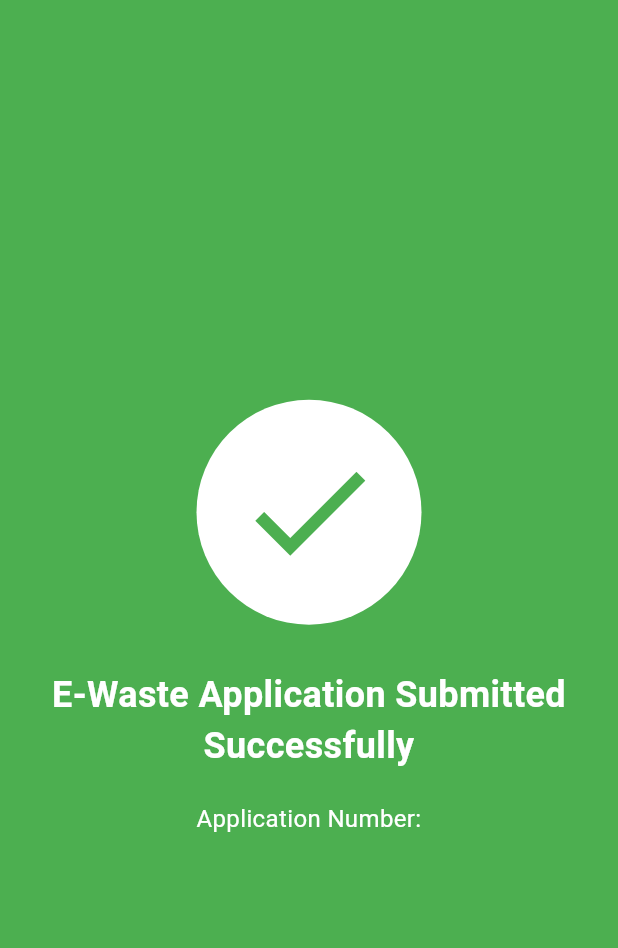
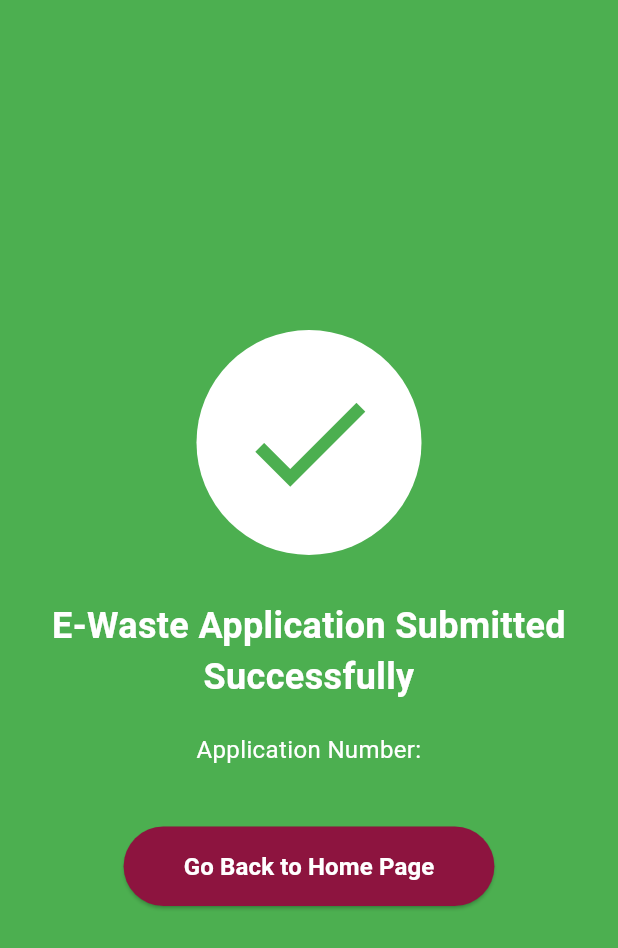
Before and after one commit to pulkitniua/upyog-mobile-app-practice, a Flutter app: the SuccessScreen screen opened directly with empty values, on a phone screen of 412 x 824 dp. Shown: the top 948 px of the screen. Run offline on Flutter 3.47's test engine with Material 3 defaults, Android fonts, the light colour scheme and no system bars; our stand-ins replace dio, flutter_secure_storage, image_picker, shared_preferences; missing offline and left inert: flutter_gradient_text; accounts and stored records are empty; network calls fail.

Commit message:
Added back button in success screen

```diff
--- a/lib/widgets/modules/e_waste/success_screen.dart
+++ b/lib/widgets/modules/e_waste/success_screen.dart
@@ -1,4 +1,5 @@
 import 'package:flutter/material.dart';
+import 'package:upyog/widgets/modules/e_waste/product_details.dart';
 
 class SuccessScreen extends StatelessWidget {
   final String requestId;
@@ -51,6 +52,28 @@ class SuccessScreen extends StatelessWidget {
                       fontWeight: FontWeight.w400,
                     ),
                   ),
+
+                  const SizedBox(height: 40),
+                  ElevatedButton(
+                    onPressed: () {
+                      Navigator.push(context, MaterialPageRoute(builder: (context)=> const ProductDetails()));
+                    },
+                    style: ElevatedButton.styleFrom(
+                      backgroundColor: const Color(0xFF8D143F),
+
+                      padding: const EdgeInsets.symmetric(
+                        horizontal: 40,
+                        vertical: 15,
+                      ),
+                      shape: RoundedRectangleBorder(
+                        borderRadius: BorderRadius.circular(30),
+                      ),
+                    ),
+                    child: const Text(
+                      "Go Back to Home Page",
+                      style: TextStyle(color: Colors.white,fontSize: 16, fontWeight: FontWeight.bold),
+                    ),
+                  ),
                 ],
               ),
             ),
@@ -58,5 +81,6 @@ class SuccessScreen extends StatelessWidget {
         ),
       ),
     );
+
   }
 }
```
